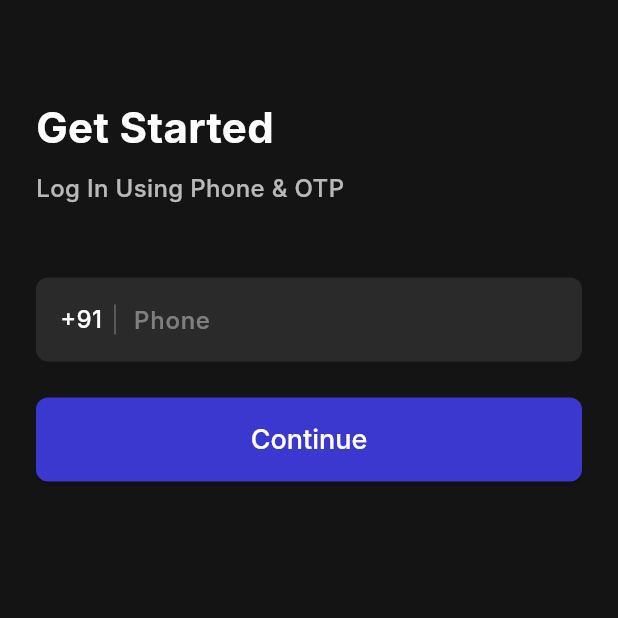
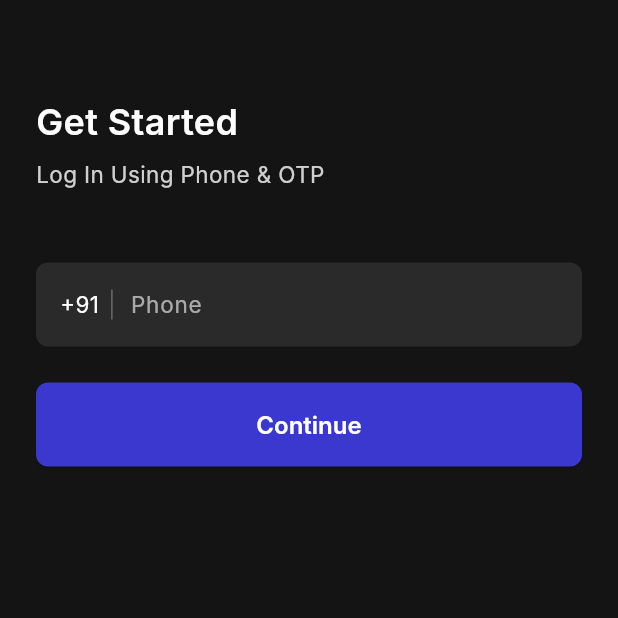
Before and after one commit to Sajinduglas/zybo_expense_manager, a Flutter app: the PhoneInputPage screen opened by its route, on a phone screen of 412 x 824 dp, the top half of it. Run offline on Flutter 3.47's test engine with Material 3 defaults, Android fonts, the phone set to English and light mode, and no system bars; our stand-ins replace dio, equatable, flutter_bloc, flutter_local_notifications, get_it, go_router and 5 more; accounts and stored records are empty; Roboto replaces fonts that are missing (Inter).

Commit message:
phone number entering screen is almsot complted

```diff
--- a/lib/config/theme/app_colors.dart
+++ b/lib/config/theme/app_colors.dart
@@ -18,4 +18,6 @@ class AppColors {
   static const Color border = Color(0xFFDDDDDD);
   static const Color blue = Color(0xFF312ECB);
   static const Color onboardingBlue = Color(0xFF3B38D0);
+  static const Color authBackground = Color(0xFF141414);
+  static const Color authFieldBackground = Color(0xFF2A2A2A);
 }
--- a/lib/config/theme/app_text_styles.dart
+++ b/lib/config/theme/app_text_styles.dart
@@ -63,4 +63,26 @@ class AppTextStyles {
     fontSize: 16.0,
     color: AppColors.white,
   );
+
+  static const TextStyle authTitle = TextStyle(
+    fontFamily: fontFamily,
+    fontWeight: FontWeight.w600,
+    fontSize: 24.0,
+    color: AppColors.white,
+  );
+
+  static const TextStyle authSubtitle = TextStyle(
+    fontFamily: fontFamily,
+    fontWeight: FontWeight.w400,
+    fontSize: 15.0,
+    color: AppColors.white,
+    // Note: opacity handled at call site via copyWith or predefined tokens
+  );
+
+  static const TextStyle authBody15 = TextStyle(
+    fontFamily: fontFamily,
+    fontWeight: FontWeight.w400,
+    fontSize: 15.0,
+    color: AppColors.white,
+  );
 }
--- a/lib/features/auth/presentation/pages/phone_input_page.dart
+++ b/lib/features/auth/presentation/pages/phone_input_page.dart
@@ -1,6 +1,7 @@
 import 'package:flutter/material.dart';
 import 'package:flutter_bloc/flutter_bloc.dart';
 import 'package:go_router/go_router.dart';
+import '../../../../config/theme/app_colors.dart';
 import '../../../../config/router/route_names.dart';
 import '../../../../config/theme/app_text_styles.dart';
 import '../../../../di/injection.dart';
@@ -37,9 +38,9 @@ class _PhoneInputPageState extends State<PhoneInputPage> {
 
   @override
   Widget build(BuildContext context) {
-    const Color buttonColor = Color(0xFF3B38D0);
-    const Color inputBackground = Color(0xFF2A2A2A);
-    const Color background = Color(0xFF141414);
+    const Color buttonColor = AppColors.onboardingBlue;
+    const Color inputBackground = AppColors.authFieldBackground;
+    const Color background = AppColors.authBackground;
 
     return BlocProvider(
       create: (_) => sl<AuthBloc>(),
@@ -70,17 +71,13 @@ class _PhoneInputPageState extends State<PhoneInputPage> {
                         const SizedBox(height: 32),
                         Text(
                           'Get Started',
-                          style: AppTextStyles.title.copyWith(
-                            color: Colors.white,
-                            fontSize: 28,
-                            fontWeight: FontWeight.bold,
-                          ),
+                          style: AppTextStyles.authTitle,
                         ),
                         const SizedBox(height: 8),
                         Text(
                           'Log In Using Phone & OTP',
-                          style: AppTextStyles.body.copyWith(
-                            color: Colors.white.withValues(alpha: 0.7),
+                          style: AppTextStyles.authSubtitle.copyWith(
+                            color: AppColors.white.withValues(alpha: 0.8),
                           ),
                         ),
                         const SizedBox(height: 48),
@@ -92,7 +89,7 @@ class _PhoneInputPageState extends State<PhoneInputPage> {
                           padding: const EdgeInsets.symmetric(horizontal: 16, vertical: 4),
                           child: Row(
                             children: [
-                              Text('+91', style: AppTextStyles.body.copyWith(color: Colors.white)),
+                              Text('+91', style: AppTextStyles.authBody15),
                               const SizedBox(width: 8),
                               Container(width: 1, height: 20, color: Colors.white.withValues(alpha: 0.3)),
                               const SizedBox(width: 12),
@@ -100,11 +97,11 @@ class _PhoneInputPageState extends State<PhoneInputPage> {
                                 child: TextField(
                                   controller: _phoneController,
                                   keyboardType: TextInputType.phone,
-                                  style: AppTextStyles.body.copyWith(color: Colors.white),
+                                  style: AppTextStyles.authBody15,
                                   decoration: InputDecoration(
                                     hintText: 'Phone',
-                                    hintStyle: AppTextStyles.body.copyWith(
-                                      color: Colors.white.withValues(alpha: 0.4),
+                                    hintStyle: AppTextStyles.authBody15.copyWith(
+                                      color: AppColors.white.withValues(alpha: 0.6),
                                     ),
                                     border: InputBorder.none,
                                     enabledBorder: InputBorder.none,
@@ -132,7 +129,10 @@ class _PhoneInputPageState extends State<PhoneInputPage> {
                                   child: CircularProgressIndicator(color: Colors.white, strokeWidth: 2),
                                 )
                               : Text('Continue',
-                                  style: AppTextStyles.button.copyWith(color: Colors.white)),
+                                  style: AppTextStyles.body.copyWith(
+                                    color: AppColors.white,
+                                    fontWeight: FontWeight.w600,
+                                  )),
                         ),
                       ],
                     ),
```
